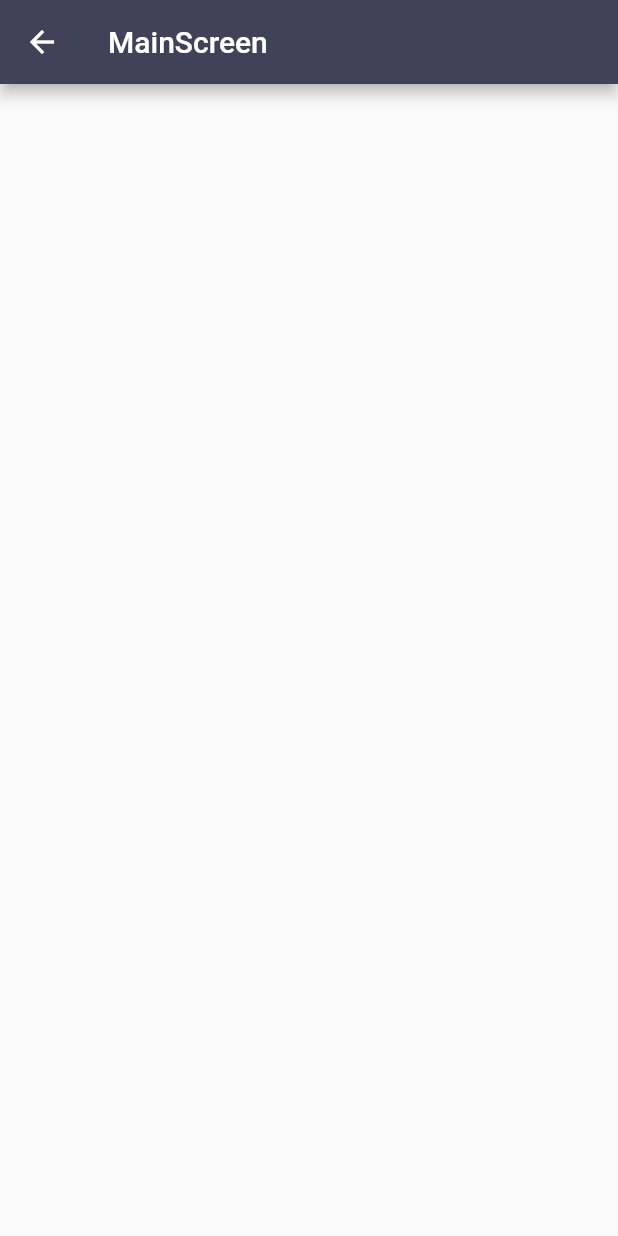
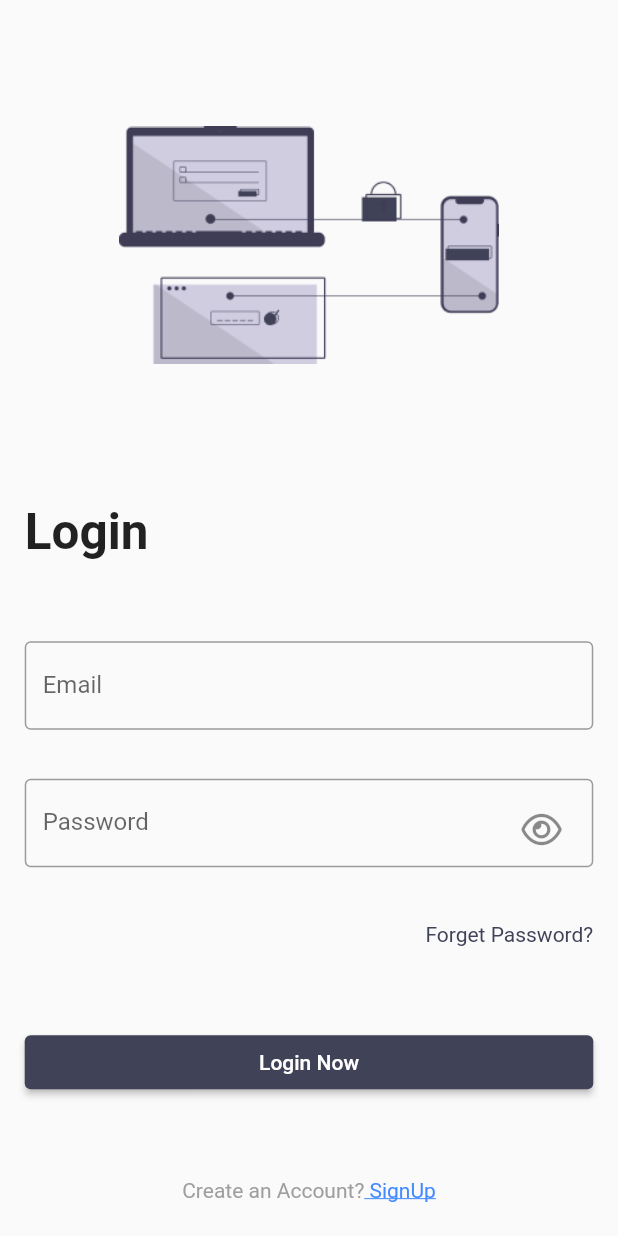
Before and after one commit to talha828/IUVO, a Flutter app: the SignUpScreen screen opened directly, after a tap on "SignIn", on a phone screen of 412 x 824 dp. Run offline on Flutter 3.47's test engine with Material 2 defaults, Android fonts, the phone set to English and light mode, and no system bars; our stand-ins replace cloud_firestore, country_picker, firebase_auth, firebase_core, font_awesome_flutter, get and 2 more; missing offline and left inert: circular_clip_route, validation_plus; accounts and stored records are empty.

Commit message:
login complete

```diff
--- a/lib/firebase/auth.dart
+++ b/lib/firebase/auth.dart
@@ -4,7 +4,7 @@ import 'package:cloud_firestore/cloud_firestore.dart';
 import 'package:firebase_auth/firebase_auth.dart';
 import 'package:flutter/material.dart';
 import 'package:get/get.dart';
-import 'package:iuvo/view/main_screen.dart';
+import 'package:iuvo/view/main_screen/main_screen.dart';
 import 'package:shared_preferences/shared_preferences.dart';
 import 'package:validation_plus/validate.dart';
 
--- /dev/null
+++ b/lib/view/LoginScreen/loginScreen.dart
@@ -0,0 +1,148 @@
+
+import 'package:firebase_auth/firebase_auth.dart';
+import 'package:flutter/material.dart';
+import 'package:font_awesome_flutter/font_awesome_flutter.dart';
+import 'package:get/get.dart';
+import 'package:iuvo/components/widget/iuvotextfield.dart';
+import 'package:iuvo/components/widget/loading_indicator.dart';
+import 'package:iuvo/firebase/auth.dart';
+import 'package:iuvo/generated/assets.dart';
+import 'package:iuvo/view/signUp_screen/signup_screen.dart';
+import 'package:shared_preferences/shared_preferences.dart';
+import 'package:validation_plus/validate.dart';
+import '../../components/constant/constant.dart';
+
+
+class LoginScreen extends StatefulWidget {
+  const LoginScreen({Key? key}) : super(key: key);
+
+  @override
+  State<LoginScreen> createState() => _LoginScreenState();
+}
+
+class _LoginScreenState extends State<LoginScreen> {
+  TextEditingController email = TextEditingController();
+  TextEditingController password = TextEditingController();
+  String hintText = "xyz01@gmail.com";
+  String labelText = "Email";
+  bool obscureText = true;
+  bool isLoading=false;
+  setLoading(bool value){
+    setState(() {
+      isLoading=value;
+    });
+  }
+
+  @override
+  Widget build(BuildContext context) {
+    var width = MediaQuery.of(context).size.width;
+    var height = MediaQuery.of(context).size.height;
+    return SafeArea(
+      child: Scaffold(
+        body: Stack(
+          children: [
+            SingleChildScrollView(
+              child: Container(
+                height:height ,
+                padding: EdgeInsets.symmetric(
+                    vertical: width * 0.04, horizontal: width * 0.04),
+                child: Column(
+                  crossAxisAlignment: CrossAxisAlignment.stretch,
+                  mainAxisAlignment: MainAxisAlignment.spaceEvenly,
+                  children: [
+                    SizedBox(
+                      height: width * 0.04,
+                    ),
+                    Image.asset(
+                      Assets.imageLogin,
+                      scale: 1.2,
+                    ),
+                    SizedBox(
+                      height: width * 0.1,
+                    ),
+                    Text(
+                      "Login",
+                      textAlign: TextAlign.start,
+                      style: TextStyle(
+                          fontWeight: FontWeight.bold, fontSize: width * 0.08),
+                    ),
+                    SizedBox(
+                      height: width * 0.1,
+                    ),
+                    IuvoTextField(
+                        obscureText: false,
+                        controller: email,
+                        hintText: hintText,
+                        labelText: labelText),
+                    SizedBox(
+                      height: width * 0.05,
+                    ),
+                    IuvoTextField(
+                      controller: password,
+                      hintText: "pass@11",
+                      labelText: "Password",
+                      obscureText: obscureText,
+                      suffixIcon: Padding(
+                        padding: EdgeInsets.only(top: width * 0.04),
+                        child: InkWell(
+                            onTap: () => setState(() {
+                              obscureText = obscureText ? false : true;
+                            }),
+                            child: FaIcon(obscureText
+                                ? FontAwesomeIcons.eye
+                                : FontAwesomeIcons.eyeSlash)),
+                      ),
+                    ),
+                    SizedBox(
+                      height: width * 0.06,
+                    ),
+                    //BTextField(controller: controller, hintText: "pass @11", labelText: "Password"),
+                    const Text(
+                      "Forget Password?",
+                      textAlign: TextAlign.right,
+                      style: TextStyle(color: appThemeColor),
+                    ),
+                    SizedBox(
+                      height: width * 0.1,
+                    ),
+                    ElevatedButton(
+                        onPressed: () {
+                          Auth.login(email: email.text, password: password.text, width: width,setLoading:  (bool value){setState(() {isLoading=value;});});
+                        },
+                        child: const Text("Login Now")),
+                    SizedBox(
+                      height: width * 0.1,
+                    ),
+                    Row(
+                      mainAxisAlignment: MainAxisAlignment.center,
+                      children: [
+                        const Text(
+                          "Create an Account?",
+                          textAlign: TextAlign.right,
+                          style: TextStyle(color: Colors.grey),
+                        ),
+                        InkWell(
+                          onTap: () => Get.to(const SignUpScreen()),
+                          child: const Text(
+                            " SignUp",
+                            textAlign: TextAlign.right,
+                            style: TextStyle(
+                                color: Colors.blueAccent,
+                                decoration: TextDecoration.underline),
+                          ),
+                        ),
+                      ],
+                    ),
+                  ],
+                ),
+              ),
+            ),
+            isLoading
+                ? const Positioned.fill(child: LoadingIndicator())
+                : Container()
+          ],
+        ),
+      ),
+    );
+  }
+}
--- a/lib/view/signup_screen.dart
+++ b/lib/view/signUp_screen/signup_screen.dart
@@ -12,7 +12,8 @@ import 'package:iuvo/components/widget/iuvotextfield.dart';
 import 'package:iuvo/components/widget/loading_indicator.dart';
 import 'package:iuvo/firebase/auth.dart';
 import 'package:iuvo/generated/assets.dart';
-import 'package:iuvo/view/main_screen.dart';
+import 'package:iuvo/view/LoginScreen/loginScreen.dart';
+import 'package:iuvo/view/main_screen/main_screen.dart';
 import 'package:shared_preferences/shared_preferences.dart';
 import 'package:validation_plus/validate.dart';
 
@@ -194,7 +195,7 @@ class _SignUpScreenState extends State<SignUpScreen> {
                           style: TextStyle(color: Colors.grey),
                         ),
                         InkWell(
-                          onTap: () => Get.to(const MainScreen()),
+                          onTap: () => Get.to(const LoginScreen()),
                           child: const Text(
                             " SignIn",
                             textAlign: TextAlign.right,
--- a/pubspec.yaml
+++ b/pubspec.yaml
@@ -46,6 +46,7 @@ dependencies:
   firebase_auth: ^4.2.8
   cloud_firestore: ^4.4.2
   shared_preferences: ^2.0.17
+  circular_clip_route: ^0.2.0+3
 
 dev_dependencies:
   flutter_test:
```
Also changed, not shown: lib/main.dart (+5 -2 lines), lib/view/get_start_screen/build_your_community_screen.dart (added, +82 -0 lines), lib/view/get_start_screen/report_your_issue_screen.dart (added, +80 -0 lines), lib/view/get_start_screen/stand_for_justice_screen.dart (added, +81 -0 lines), lib/view/splash_screen/splash_screen.dart (renamed from lib/view/splash_screen.dart, +5 -3 lines), assets/image/community.png (added), assets/image/crime-scene.png (added), assets/image/login.png (added), assets/image/profile.png, assets/image/report_crime.png (added), assets/image/share.png (added), assets/image/walcome.png, lib/generated/assets.dart, lib/view/main_screen/main_screen.dart (renamed from lib/view/main_screen.dart), 1 more files.
